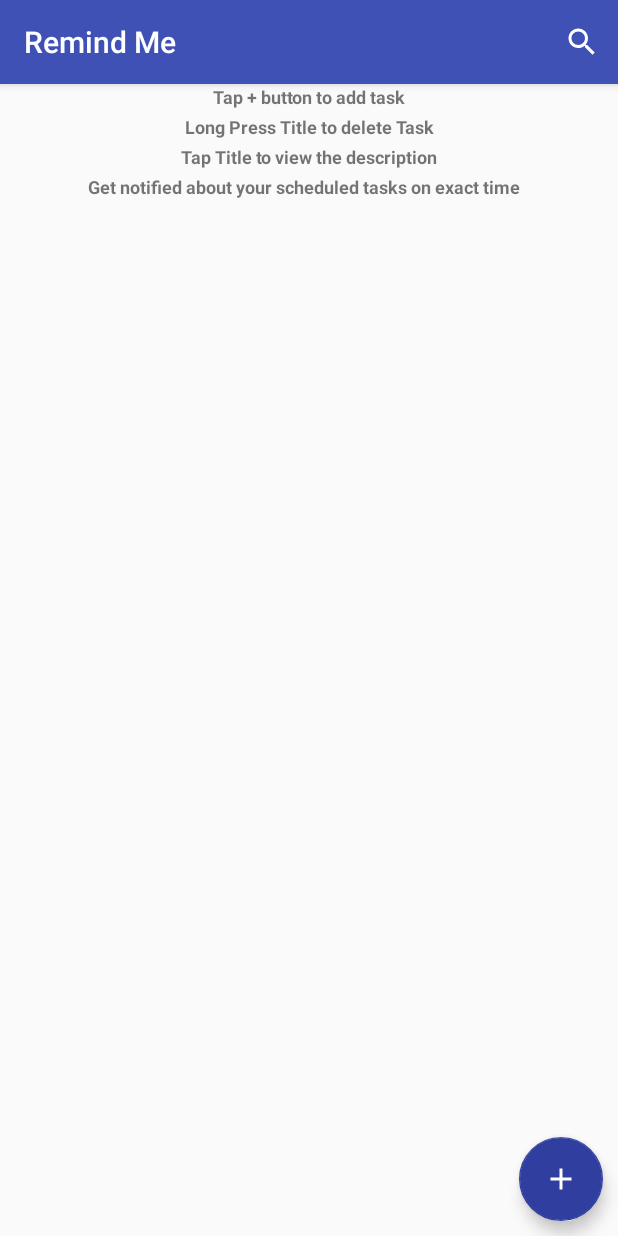
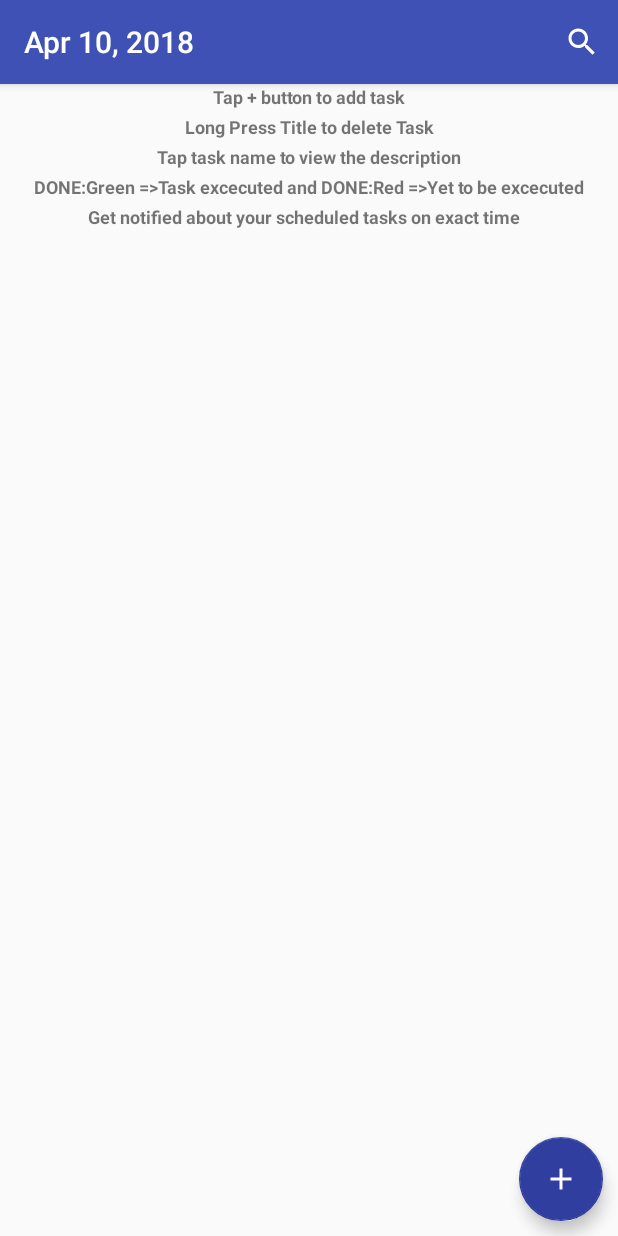
Before and after one commit to tanishq9/RemindMe, an Android app: the screen it shows after launch (MainActivity), on a phone screen of 412 x 824 dp. Run offline under Robolectric (Android 15) with nearby library versions, the phone set to English and light mode, and no system bars.

Commit message:
commit : changed action bar and added reminder ringtone

```diff
--- a/app/src/main/java/com/example/tanishqsaluja/remindme/MainActivity.java
+++ b/app/src/main/java/com/example/tanishqsaluja/remindme/MainActivity.java
@@ -1,6 +1,7 @@
 package com.example.tanishqsaluja.remindme;
 
 import android.app.AlarmManager;
+import android.app.NotificationManager;
 import android.app.PendingIntent;
 import android.content.DialogInterface;
 import android.content.Intent;
@@ -22,8 +23,11 @@ import android.support.v7.widget.SearchView;
 import android.widget.TimePicker;
 import android.widget.Toast;
 
+import java.text.DateFormat;
+import java.text.SimpleDateFormat;
 import java.util.ArrayList;
 import java.util.Calendar;
+import java.util.Date;
 
 public class MainActivity extends AppCompatActivity implements SearchView.OnQueryTextListener {
     NotesDB notesDB;
@@ -36,6 +40,21 @@ public class MainActivity extends AppCompatActivity implements SearchView.OnQuer
     protected void onCreate(Bundle savedInstanceState) {
         super.onCreate(savedInstanceState);
         setContentView(R.layout.activity_main);
+        NotificationManager notificationManager = (NotificationManager) this.getSystemService(NOTIFICATION_SERVICE);
+        if(notificationManager!=null){
+            notificationManager.cancelAll();
+        }
+        /*Calendar c = Calendar.getInstance();
+        SimpleDateFormat df;
+        */
+        String currentDateTimeString = DateFormat.getDateInstance().format(new Date());
+// textView is the TextView view that should display it
+   /*     df = new SimpleDateFormat("kk:mm");
+        String currTime = df.format(c.getTime());
+   */
+        Log.e("test",currentDateTimeString+">>>>>>>>>>>>");
+        getSupportActionBar().setTitle(currentDateTimeString);
+
         RecyclerView recyclerView=findViewById(R.id.rv);
         notesDB=new NotesDB(this);
         arrayList=new ArrayList<>();
--- a/app/src/main/res/layout/activity_main.xml
+++ b/app/src/main/res/layout/activity_main.xml
@@ -16,9 +16,9 @@
         android:textStyle="bold" />
 
     <TextView
-        android:layout_marginTop="20dp"
         android:layout_width="match_parent"
         android:layout_height="wrap_content"
+        android:layout_marginTop="20dp"
         android:text="Long Press Title to delete Task"
         android:textAlignment="center"
         android:textSize="12dp"
@@ -28,7 +28,7 @@
         android:layout_width="match_parent"
         android:layout_height="wrap_content"
         android:layout_marginTop="40dp"
-        android:text="Tap Title to view the description"
+        android:text="Tap task name to view the description"
         android:textAlignment="center"
         android:textSize="12dp"
         android:textStyle="bold" />
@@ -37,6 +37,15 @@
         android:layout_width="match_parent"
         android:layout_height="wrap_content"
         android:layout_marginTop="60dp"
+        android:text="DONE:Green =>Task excecuted and DONE:Red =>Yet to be excecuted"
+        android:textAlignment="center"
+        android:textSize="12dp"
+        android:textStyle="bold" />
+
+    <TextView
+        android:layout_width="match_parent"
+        android:layout_height="wrap_content"
+        android:layout_marginTop="80dp"
         android:text="Get notified about your scheduled tasks on exact time   "
         android:textAlignment="center"
         android:textSize="12dp"
@@ -46,7 +55,7 @@
         android:id="@+id/rv"
         android:layout_width="match_parent"
         android:layout_height="match_parent"
-        android:layout_marginTop="79dp">
+        android:layout_marginTop="100dp">
 
     </android.support.v7.widget.RecyclerView>
 
--- a/app/src/main/res/layout/item_row.xml
+++ b/app/src/main/res/layout/item_row.xml
@@ -42,7 +42,6 @@
 
             </LinearLayout>
             <TextView
-                android:visibility="gone"
                 android:layout_weight="1"
                 android:id="@+id/done"
                 android:layout_width="wrap_content"
--- /dev/null
+++ b/app/src/main/res/layout/medicine_act.xml
@@ -0,0 +1,6 @@
+<?xml version="1.0" encoding="utf-8"?>
+<android.support.constraint.ConstraintLayout
+    xmlns:android="http://schemas.android.com/apk/res/android" android:layout_width="match_parent"
+    android:layout_height="match_parent">
+
+</android.support.constraint.ConstraintLayout>
```
Also changed, not shown: app/src/main/java/com/example/tanishqsaluja/remindme/MyReceiver.java (+9 -8 lines), app/src/main/java/com/example/tanishqsaluja/remindme/NotesAdapter.java (+67 -36 lines).
